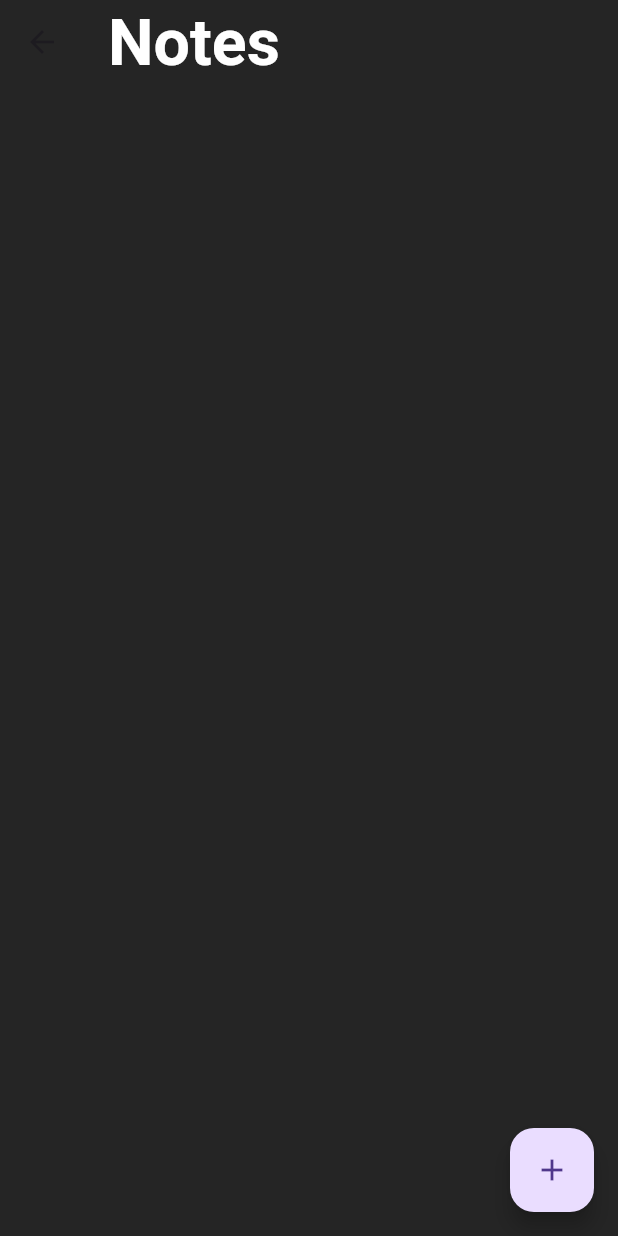
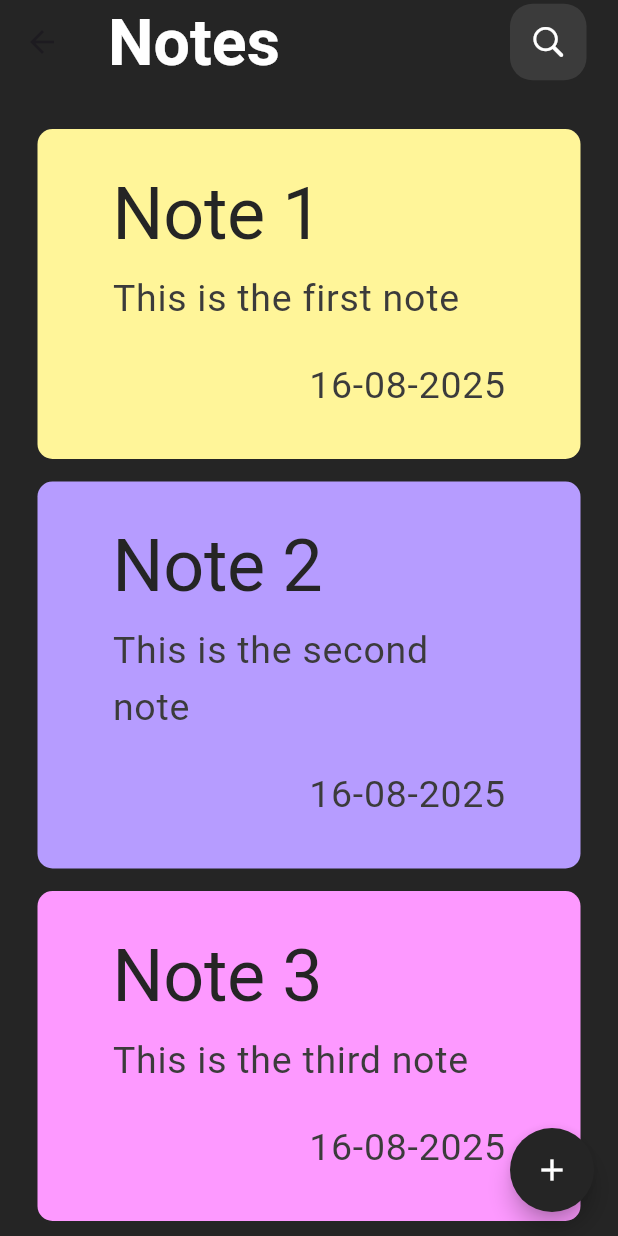
Before and after one commit to Marwan9Atef/note_App, a Flutter app: the HomeScreen screen opened by its route, after a tap on the "add" icon, on a phone screen of 412 x 824 dp. Run offline on Flutter 3.47's test engine with Material 3 defaults, Android fonts, the phone set to English and light mode, and no system bars; our stand-ins replace flutter_bloc, hydrated_bloc.

Commit message:
implement ui semi complete

```diff
--- /dev/null
+++ b/lib/core/argument.dart
@@ -0,0 +1,8 @@
+class Argument {
+  final String title;
+  final String description;
+  final int index;
+ const Argument({required this.title,required this.description,required this.index});
+
+
+}
--- /dev/null
+++ b/lib/core/constant.dart
@@ -0,0 +1,4 @@
+class Constant {
+  static const String noNoteKey = 'no_note_key';
+
+}
--- a/lib/core/theme/app_theme.dart
+++ b/lib/core/theme/app_theme.dart
@@ -2,6 +2,7 @@ import 'package:flutter/material.dart';
 
 class AppTheme {
 static const Color primary=Color(0xff252525);
+static const Color lightDark=Color(0xff3B3B3B);
 static const Color white=Color(0xffFFFFFF);
 static const Color gray=Color(0xff9A9A9A);
 static const Color pink=Color(0xffFD99FF);
@@ -12,6 +13,13 @@ static const Color lightBlue=Color(0xff9EFFFF);
 static const Color purple=Color(0xffB69CFF);
 static ThemeData darkTheme = ThemeData(
   scaffoldBackgroundColor: primary,
+  floatingActionButtonTheme: FloatingActionButtonThemeData(
+    shape: CircleBorder(),
+    foregroundColor: white,
+    backgroundColor: primary,
+
+
+  ),
   appBarTheme: AppBarTheme(
     backgroundColor: primary,
     titleTextStyle: TextStyle(color: white, fontSize: 43,fontWeight: FontWeight.w600,),
@@ -20,6 +28,8 @@ static ThemeData darkTheme = ThemeData(
   textTheme: TextTheme(
     bodyLarge: TextStyle(color: primary, fontSize: 25, fontWeight: FontWeight.w400),
     displayLarge: TextStyle(color: gray, fontSize: 48, fontWeight: FontWeight.w400),
+    bodyMedium: TextStyle(color: gray, fontSize: 23, fontWeight: FontWeight.w400),
+    bodySmall: TextStyle(color: white, fontSize: 20, fontWeight: FontWeight.w400),
   ),
 
 );
--- /dev/null
+++ b/lib/features/home/data/models/note_model.dart
@@ -0,0 +1,24 @@
+
+
+import 'dart:ui';
+
+import 'package:note_app/core/theme/app_theme.dart';
+
+class NoteModel {
+ final String title;
+ final String description;
+ final DateTime date;
+final Color boxColor ;
+
+
+
+const  NoteModel({required this.title,required this.description,required this.date,required this.boxColor});
+ static List<NoteModel> notes = [
+     NoteModel(title: "Note 1", description: "This is the first note", date: DateTime.now(),boxColor: AppTheme.yellow),
+     NoteModel(title: "Note 2", description: "This is the second note", date: DateTime.now(),boxColor: AppTheme.purple ),
+     NoteModel(title: "Note 3", description: "This is the third note", date: DateTime.now(),boxColor: AppTheme.pink ),
+  ];
+
+
+
+}
--- /dev/null
+++ b/lib/features/home/presentation/cubit/toggle_screen_cubit.dart
@@ -0,0 +1,18 @@
+
+import 'package:hydrated_bloc/hydrated_bloc.dart';
+import 'package:note_app/core/constant.dart';
+
+class ToggleScreenCubit extends HydratedCubit<bool> {
+  ToggleScreenCubit() : super(false);
+
+  @override
+  bool? fromJson(Map<String, dynamic> json)=>json['value'] ?? false;
+
+  @override
+  Map<String, dynamic>? toJson(bool state) =>{Constant.noNoteKey:state};
+  void toggleScreen() {
+    emit(!state);
+  }
+
+
+}
--- /dev/null
+++ b/lib/features/home/presentation/screens/have_note_screen.dart
@@ -0,0 +1,24 @@
+import 'package:flutter/cupertino.dart';
+import 'package:note_app/core/argument.dart';
+
+import 'package:note_app/features/home/data/models/note_model.dart';
+import 'package:note_app/features/home/presentation/screens/note_screen.dart';
+import 'package:note_app/features/home/presentation/widget/note_item.dart';
+
+class HaveNoteScreen extends StatelessWidget {
+   const HaveNoteScreen({super.key});
+
+
+   @override
+  Widget build(BuildContext context) {
+    return ListView.separated(
+      itemBuilder:(context, index) => GestureDetector(onTap: () =>Navigator.pushNamed(context, NoteScreen.routeName,arguments: Argument(title: NoteModel.notes[index].title, description:NoteModel.notes[index].description,index: index))
+          ,child: NoteItem( notes: NoteModel.notes[index],)),
+      itemCount: NoteModel.notes.length,
+      separatorBuilder:(context, index) => const SizedBox(height:15,),
+
+
+
+    );
+  }
+}
--- a/lib/features/home/presentation/screens/home_screen.dart
+++ b/lib/features/home/presentation/screens/home_screen.dart
@@ -1,22 +1,44 @@
 import 'package:flutter/material.dart';
+import 'package:flutter_bloc/flutter_bloc.dart';
+import 'package:note_app/features/home/presentation/cubit/toggle_screen_cubit.dart';
+import 'package:note_app/features/home/presentation/screens/have_note_screen.dart';
+import 'package:note_app/features/home/presentation/screens/no_note_screen.dart';
+import 'package:note_app/features/home/presentation/widget/search_icon.dart';
 
 class HomeScreen extends StatelessWidget {
   const HomeScreen({super.key});
 static const String routeName = '/home';
   @override
   Widget build(BuildContext context) {
+
     return Scaffold(
+
       appBar: AppBar(
         title: const Text('Notes'),
+        actions:[
+          SearchIcon(onTap: onSearchTaped,)
+
+
+        ] ,
 
       ),
-      body: Column(
-
-
+       body:
+      Padding(
+            padding: const EdgeInsets.only(left: 25,right: 25,top: 30),
+            child: BlocBuilder<ToggleScreenCubit, bool>(
+      builder: (context, state) {
+        if(state == true){
+        return HaveNoteScreen();
+      }
+        else{
+          return const NoNoteScreen();
+        }
+      },
       ),
+          ),
       floatingActionButton: FloatingActionButton(
         onPressed: () {
-          // Action for the button
+          context.read<ToggleScreenCubit>().toggleScreen();
         },
         child: const Icon(Icons.add),
       ),
@@ -25,4 +47,6 @@ static const String routeName = '/home';
 
     );
   }
+  void onSearchTaped(){}
+
 }
--- /dev/null
+++ b/lib/features/home/presentation/screens/no_note_screen.dart
@@ -0,0 +1,17 @@
+import 'package:flutter/material.dart';
+class NoNoteScreen extends StatelessWidget {
+  const NoNoteScreen({super.key});
+  final double heightOfPhoto = 0.3191964285714286;
+  @override
+  Widget build(BuildContext context) {
+
+    return Column(
+      mainAxisAlignment: MainAxisAlignment.center,
+      children: [
+      Image.asset("assets/images/noNote.png", width: double.infinity, height: MediaQuery.sizeOf(context).height*heightOfPhoto),
+       const SizedBox(height:10,),
+        Text("Create your first note !",style: TextTheme.of(context).bodySmall,)
+      ]
+    );
+  }
+}
--- /dev/null
+++ b/lib/features/home/presentation/widget/note_item.dart
@@ -0,0 +1,50 @@
+import 'package:flutter/material.dart';
+import 'package:intl/intl.dart';
+import 'package:note_app/core/theme/app_theme.dart';
+import 'package:note_app/features/home/data/models/note_model.dart';
+
+class NoteItem extends StatelessWidget {
+   const NoteItem({super.key,required this.notes});
+   final NoteModel notes;
+
+
+  @override
+  Widget build(BuildContext context) {
+    TextTheme textTheme = Theme.of(context).textTheme;
+    return Container(
+      padding:const EdgeInsets.symmetric(vertical: 30, horizontal: 50),
+      decoration: BoxDecoration(
+        color: notes.boxColor,
+        borderRadius: BorderRadius.circular(10),
+
+
+      ),
+      child: Column(
+        crossAxisAlignment: CrossAxisAlignment.start,
+        children: [
+          Text(notes.title,style: textTheme.displayLarge!.copyWith(color:AppTheme.primary ),),
+         const SizedBox(
+            height: 10,
+
+          ),
+          Text(notes.description,style: textTheme.bodyLarge!.copyWith(color: AppTheme.lightDark),),
+          const SizedBox(
+            height: 20,
+
+          ),
+          Row(
+            children: [
+              Spacer(),
+              Text(DateFormat('dd-MM-yyyy').format(notes.date),style:textTheme.bodyLarge!.copyWith(color: AppTheme.lightDark) ,)
+
+            ],
+
+          )
+        ],
+      ),
+
+
+
+    );
+  }
+}
--- /dev/null
+++ b/lib/features/home/presentation/widget/search_icon.dart
@@ -0,0 +1,29 @@
+import 'package:flutter/cupertino.dart';
+import 'package:note_app/core/theme/app_theme.dart';
+
+
+class SearchIcon extends StatelessWidget {
+  const SearchIcon({super.key,required this.onTap});
+final VoidCallback onTap;
+  @override
+  Widget build(BuildContext context) {
+    return GestureDetector(
+      onTap:onTap ,
+      child: Container(
+        padding:const EdgeInsets.all(13),
+        margin:const EdgeInsets.only(right: 21),
+        decoration: BoxDecoration(
+
+          color: AppTheme.lightDark,
+          borderRadius: BorderRadius.circular(15)
+
+        ),
+        child:Icon(CupertinoIcons.search,
+          size: 25,
+          color: AppTheme.white,
+        ),
+
+      ),
+    );
+  }
+}
```
Also changed, not shown: lib/features/home/presentation/screens/note_screen.dart (added, +54 -0 lines), lib/features/home/presentation/widget/custom_text_field.dart (added, +34 -0 lines), lib/main.dart (+28 -12 lines), pubspec.yaml (+7 -3 lines), assets/images/2.0x/noNote@2x.png (added), assets/images/3.0x/noNote@3x.png (added), assets/images/noNote.png (added), pubspec.lock, 1 other file.
